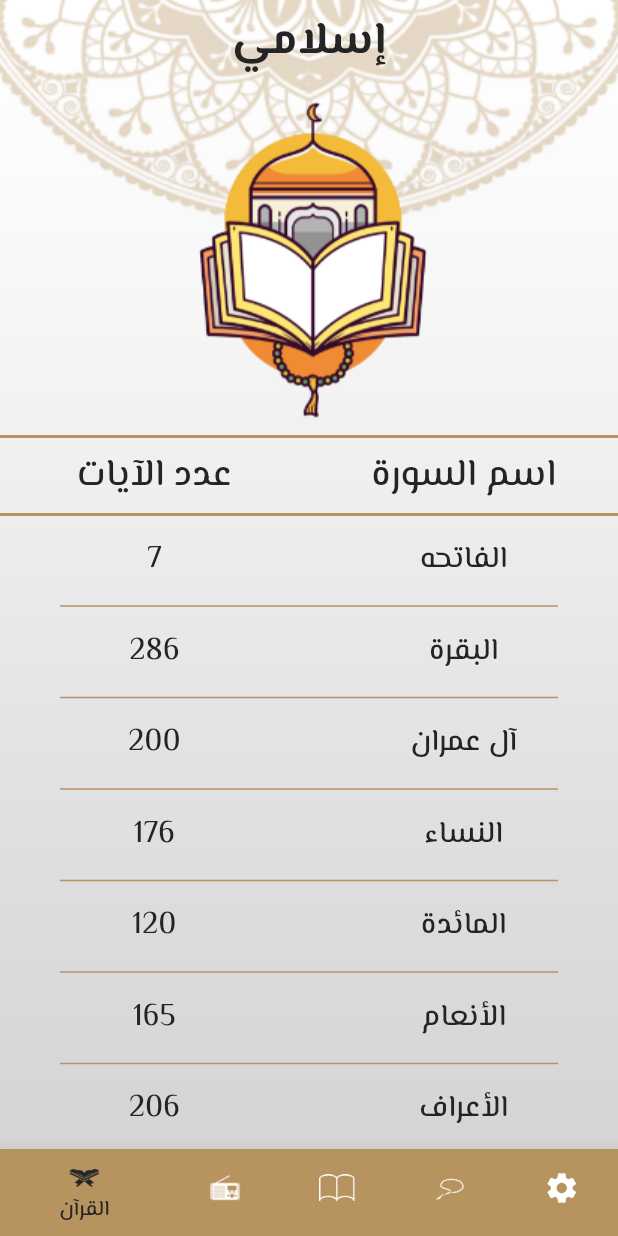
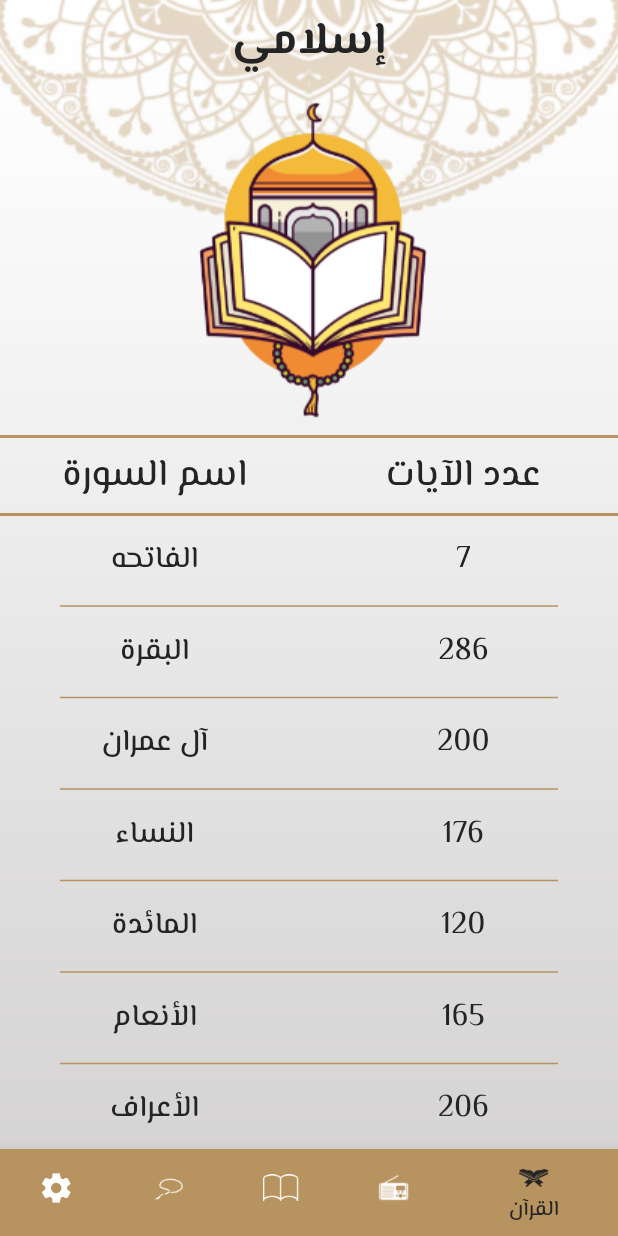
Before and after one commit to AmalZeinhom24/Islamic, a Flutter app: the screen it shows after launch, on a phone screen of 412 x 824 dp. Run offline on Flutter 3.47's test engine with Material 3 defaults, Android fonts, the phone set to English and light mode, and no system bars; our stand-ins replace google_fonts; generated files the repository leaves out were written again.

Commit message:
add localization

```diff
--- /dev/null
+++ b/l10n.yaml
@@ -0,0 +1,3 @@
+arb-dir: lib/l10n
+template-arb-file: app_en.arb
+output-localization-file: app_localizations.dart
--- a/lib/home.dart
+++ b/lib/home.dart
@@ -6,6 +6,7 @@ import 'package:islami/tabs/quran.dart';
 import 'package:islami/tabs/radio.dart';
 import 'package:islami/tabs/sebha.dart';
 import 'package:islami/tabs/settings.dart';
+import 'package:flutter_gen/gen_l10n/app_localizations.dart';
 
 class HomeScreen extends StatefulWidget {
   static const String routeName = 'home';
@@ -31,7 +32,7 @@ class _HomeScreenState extends State<HomeScreen> {
             appBar: AppBar(
               backgroundColor: Colors.transparent,
               title: Text(
-                "إسلامي",
+                AppLocalizations.of(context)!.appTitle,
                 style: Theme.of(context).textTheme.bodyLarge,
               ),
             ),
--- /dev/null
+++ b/lib/l10n/app_ar.arb
@@ -0,0 +1,6 @@
+{
+  "appTitle": "إسلامي",
+  "surahNames": "اسم السورة",
+  "ahadeth": "الأحاديث",
+  "surahVerses": "عدد الآيات"
+  }
--- /dev/null
+++ b/lib/l10n/app_en.arb
@@ -0,0 +1,6 @@
+{
+  "appTitle": "Islami",
+  "surahNames": "Surah Name",
+  "ahadeth": "Ahadeth",
+  "surahVerses": "Surah Verses"
+  }
--- a/lib/main.dart
+++ b/lib/main.dart
@@ -1,9 +1,11 @@
 import 'package:flutter/material.dart';
+import 'package:flutter_localizations/flutter_localizations.dart';
 import 'package:islami/ahadeth_details.dart';
 import 'package:islami/home.dart';
 import 'package:islami/my_theme_data.dart';
 import 'package:islami/splash_screen.dart';
 import 'package:islami/surah_details.dart';
+import 'package:flutter_gen/gen_l10n/app_localizations.dart';
 
 void main() {
   runApp(const MyApp());
@@ -15,6 +17,10 @@ class MyApp extends StatelessWidget {
   @override
   Widget build(BuildContext context) {
     return MaterialApp(
+      localizationsDelegates: AppLocalizations.localizationsDelegates,
+      supportedLocales: AppLocalizations.supportedLocales,
+      locale: Locale("ar"),
+
       initialRoute: SplashScreen.routeName,
       routes: {
         SplashScreen.routeName: (context) => SplashScreen(),
--- a/lib/tabs/ahadeth.dart
+++ b/lib/tabs/ahadeth.dart
@@ -2,6 +2,7 @@ import 'package:flutter/material.dart';
 import 'package:flutter/services.dart';
 import 'package:islami/ahadeth_details.dart';
 import 'package:islami/my_theme_data.dart';
+import 'package:flutter_gen/gen_l10n/app_localizations.dart';
 
 import '../hadeth_model.dart';
 
@@ -30,7 +31,8 @@ class _AhadethTapState extends State<AhadethTap> {
             thickness: 2,
             color: MyThemeData.primary,
           ),
-          Text("الأحاديث", style: Theme.of(context).textTheme.bodyMedium),
+          Text(AppLocalizations.of(context)!.ahadeth,
+              style: Theme.of(context).textTheme.bodyMedium),
           Divider(
             thickness: 2,
             color: MyThemeData.primary,
--- a/lib/tabs/quran.dart
+++ b/lib/tabs/quran.dart
@@ -2,6 +2,7 @@ import 'package:flutter/material.dart';
 import 'package:islami/my_theme_data.dart';
 import 'package:islami/surah_details.dart';
 import 'package:islami/surah_model.dart';
+import 'package:flutter_gen/gen_l10n/app_localizations.dart';
 
 class QuranTap extends StatelessWidget {
   List<String> suraNames = [
@@ -252,13 +253,13 @@ class QuranTap extends StatelessWidget {
             children: [
               Expanded(
                 child: Center(
-                  child: Text("عدد الآيات",
+                  child: Text(AppLocalizations.of(context)!.surahVerses,
                       style: Theme.of(context).textTheme.bodyMedium),
                 ),
               ),
               Expanded(
                 child: Center(
-                  child: Text("اسم السورة",
+                  child: Text(AppLocalizations.of(context)!.surahNames,
                       style: Theme.of(context).textTheme.bodyMedium),
                 ),
               ),
--- a/pubspec.yaml
+++ b/pubspec.yaml
@@ -36,6 +36,9 @@ dependencies:
   # Use with the CupertinoIcons class for iOS style icons.
   cupertino_icons: ^1.0.8
   google_fonts: ^6.2.1
+  flutter_localizations:
+    sdk: flutter
+  intl: ^0.19.0
 
 dev_dependencies:
   flutter_test:
@@ -53,7 +56,7 @@ dev_dependencies:
 
 # The following section is specific to Flutter packages.
 flutter:
-
+  generate: true # Add this line
   # The following line ensures that the Material Icons font is
   # included with your application, so that you can use the icons in
   # the material Icons class.
```
Also changed, not shown: pubspec.lock.
